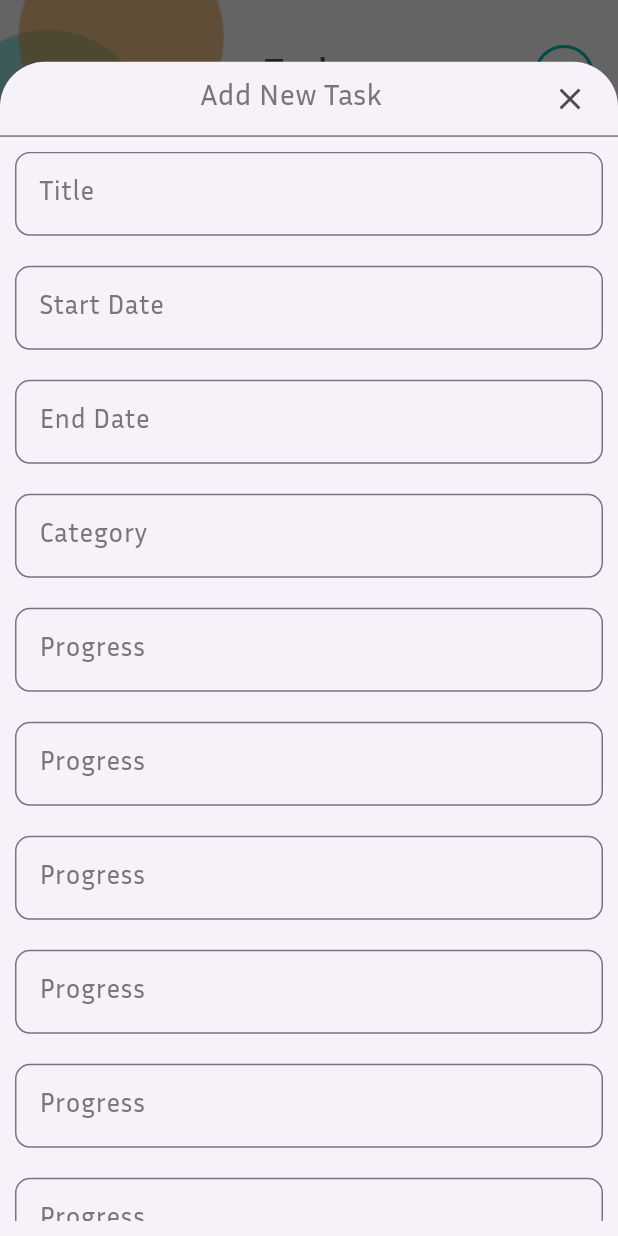
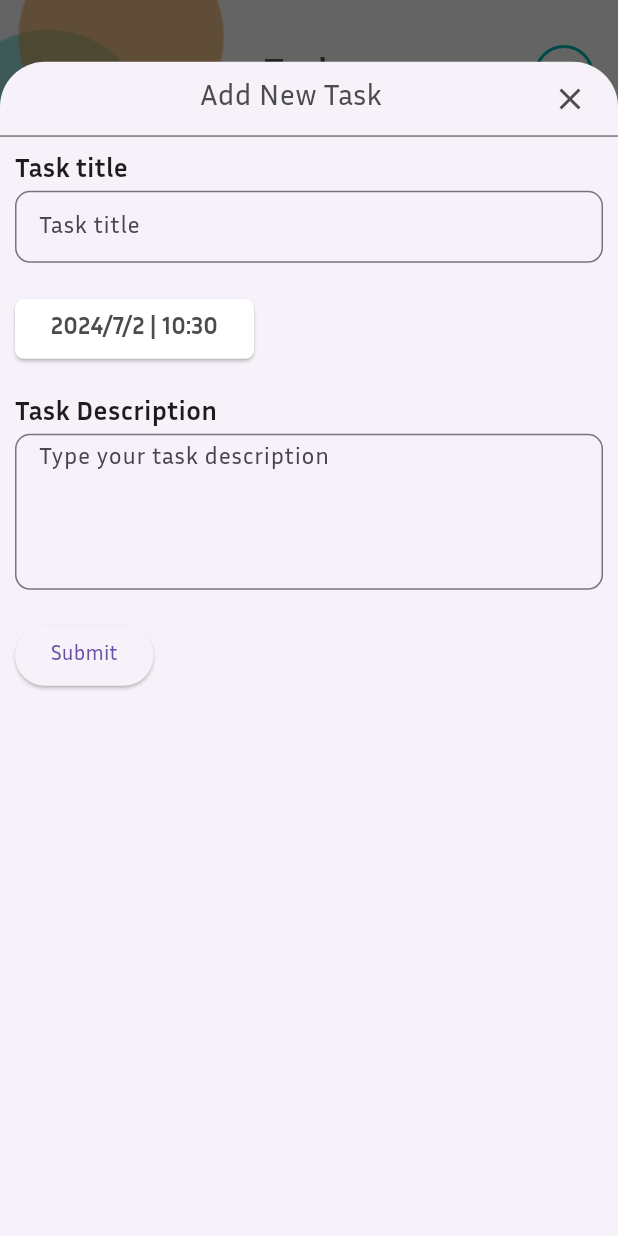
Before and after one commit to gerard1001/task-flow-flutter, a Flutter app: the TaskDisplayPage screen opened by its route, after a tap on "Task", on a phone screen of 412 x 824 dp. Run offline on Flutter 3.47's test engine with Material 3 defaults, Android fonts, the phone set to English and light mode, and no system bars; our stand-ins replace auto_route, connectivity_plus, dio, hive, hive_flutter, image_picker and 4 more; accounts and stored records are empty; network calls fail.

Commit message:
IDK What I had changed here

```diff
--- a/lib/pages/task_display_page.dart
+++ b/lib/pages/task_display_page.dart
@@ -70,6 +70,36 @@ class _TaskDisplayPageState extends State<TaskDisplayPage> {
     returnToLogin();
   }
 
+  DateTime dateTime = DateTime.now();
+
+  Future<DateTime?> pickDate() => showDatePicker(
+        context: context,
+        initialDate: dateTime,
+        firstDate: DateTime(1900),
+        lastDate: DateTime(2080),
+      );
+
+  Future<TimeOfDay?> pickTime() => showTimePicker(
+        context: context,
+        initialTime: TimeOfDay.fromDateTime(dateTime),
+      );
+
+  Future pickDateTime() async {
+    DateTime? date = await pickDate();
+    if (date == null) return;
+
+    TimeOfDay? time = await pickTime();
+    if (time == null) return;
+
+    setState(() => dateTime = DateTime(
+          date.year,
+          date.month,
+          date.day,
+          time.hour,
+          time.minute,
+        ));
+  }
+
   Future openBottomSheet() {
     return showModalBottomSheet(
       isScrollControlled: true,
@@ -91,7 +121,7 @@ class _TaskDisplayPageState extends State<TaskDisplayPage> {
               // ),
               padding: MediaQuery.of(context).viewInsets,
               child: Container(
-                child: createTaskForm(closeBottomSheet),
+                child: createTaskForm(closeBottomSheet, pickDateTime, dateTime),
               ),
             );
           },
@@ -110,6 +140,9 @@ class _TaskDisplayPageState extends State<TaskDisplayPage> {
       image: NetworkImage('${user['picture']}'),
       fit: BoxFit.cover,
     );
+
+    final hours = dateTime.hour.toString().padLeft(2, '0');
+    final minutes = dateTime.minute.toString().padLeft(2, '0');
 
     return PageWrapper(
       child: Container(
@@ -230,7 +263,91 @@ class _TaskDisplayPageState extends State<TaskDisplayPage> {
             Row(
               mainAxisAlignment: MainAxisAlignment.spaceBetween,
               children: [
-                Container(),
+                // Row(children: [
+                // ElevatedButton(
+                //   style: ElevatedButton.styleFrom(
+                //     backgroundColor: Colors.white,
+                //     shape: RoundedRectangleBorder(
+                //       borderRadius: BorderRadius.circular(6),
+                //     ),
+                //   ),
+                //   child: Text(
+                //     '${dateTime.year}/${dateTime.month}/${dateTime.day}',
+                //     style: TextStyle(
+                //       color: TaskFlowColors.primaryDark,
+                //       fontSize: 16,
+                //       fontWeight: FontWeight.bold,
+                //     ),
+                //   ),
+                //   onPressed: () async {
+                //     final date = await pickDate();
+                //     if (date == null) return;
+
+                //     setState(() {
+                //       dateTime = date;
+                //     });
+                //     setState(() {
+                //       dateTime = DateTime(
+                //         date.year,
+                //         date.month,
+                //         date.day,
+                //         dateTime.hour,
+                //         dateTime.minute,
+                //       );
+                //     });
+                //   },
+                // ),
+                // const SizedBox(width: 10),
+                // ElevatedButton(
+                //   style: ElevatedButton.styleFrom(
+                //     backgroundColor: Colors.white,
+                //     shape: RoundedRectangleBorder(
+                //       borderRadius: BorderRadius.circular(6),
+                //     ),
+                //   ),
+                //   child: Text(
+                //     '$hours:$minutes',
+                //     style: TextStyle(
+                //       color: TaskFlowColors.primaryDark,
+                //       fontSize: 16,
+                //       fontWeight: FontWeight.bold,
+                //     ),
+                //   ),
+                //   onPressed: () async {
+                //     final time = await pickTime();
+
+                //     if (time == null) return;
+
+                //     setState(() {
+                //       dateTime = DateTime(
+                //         dateTime.year,
+                //         dateTime.month,
+                //         dateTime.day,
+                //         time.hour,
+                //         time.minute,
+                //       );
+                //     });
+                //   },
+                // ),
+                // const SizedBox(width: 30),
+                ElevatedButton(
+                  style: ElevatedButton.styleFrom(
+                    backgroundColor: Colors.white,
+                    shape: RoundedRectangleBorder(
+                      borderRadius: BorderRadius.circular(6),
+                    ),
+                  ),
+                  onPressed: pickDateTime,
+                  child: Text(
+                    '${dateTime.year}/${dateTime.month}/${dateTime.day} | $hours:$minutes',
+                    style: TextStyle(
+                      color: TaskFlowColors.primaryDark,
+                      fontSize: 16,
+                      fontWeight: FontWeight.bold,
+                    ),
+                  ),
+                ),
+                // ]),
                 GestureDetector(
                   onTap: () {
                     openBottomSheet();
@@ -285,7 +402,9 @@ class _TaskDisplayPageState extends State<TaskDisplayPage> {
   }
 }
 
-Widget createTaskForm(closeBottomSheet) {
+Widget createTaskForm(closeBottomSheet, pickDateTime, dateTime) {
+  final hours = dateTime.hour.toString().padLeft(2, '0');
+  final minutes = dateTime.minute.toString().padLeft(2, '0');
   return Column(
     children: [
       Container(
@@ -308,7 +427,7 @@ Widget createTaskForm(closeBottomSheet) {
             Text(
               'Add New Task',
               style: TextStyle(
-                color: TaskFlowColors.secondaryDark,
+                color: TaskFlowColors.primaryDark,
                 fontSize: 20,
               ),
             ),
@@ -330,229 +449,79 @@ Widget createTaskForm(closeBottomSheet) {
           child: Form(
             child: SingleChildScrollView(
               child: Column(
+                crossAxisAlignment: CrossAxisAlignment.start,
                 children: [
+                  const Text(
+                    'Task title',
+                    style: TextStyle(
+                      fontSize: 18,
+                      fontWeight: FontWeight.bold,
+                    ),
+                  ),
                   TextFormField(
+                    validator: (String? value) {
+                      if (value != null && value.isEmpty) {
+                        return "Task title can't be empty";
+                      }
+                      return null;
+                    },
+                    keyboardType: TextInputType.text,
                     decoration: InputDecoration(
-                      labelText: 'Title',
+                      contentPadding: const EdgeInsets.symmetric(
+                          horizontal: 12, vertical: 4),
+                      hintText: 'Task title',
                       labelStyle: TextStyle(
+                        // fontSize: 18,
                         color: TaskFlowColors.secondaryDark,
-                        fontSize: 18,
                       ),
-                      border: OutlineInputBorder(
-                        borderRadius: BorderRadius.circular(10),
-                        borderSide: BorderSide(
-                          color: TaskFlowColors.secondaryDark,
-                          width: 2,
-                        ),
+                      border: const OutlineInputBorder(
+                          borderRadius: BorderRadius.all(Radius.circular(10))),
+                    ),
+                  ),
+                  const SizedBox(height: 20),
+                  ElevatedButton(
+                    style: ElevatedButton.styleFrom(
+                      backgroundColor: Colors.white,
+                      shape: RoundedRectangleBorder(
+                        borderRadius: BorderRadius.circular(6),
+                      ),
+                    ),
+                    onPressed: pickDateTime,
+                    child: Text(
+                      '${dateTime.year}/${dateTime.month}/${dateTime.day} | $hours:$minutes',
+                      style: TextStyle(
+                        color: TaskFlowColors.primaryDark,
+                        fontSize: 16,
+                        fontWeight: FontWeight.bold,
                       ),
                     ),
                   ),
                   const SizedBox(height: 20),
-                  TextFormField(
-                    decoration: InputDecoration(
-                      labelText: 'Start Date',
-                      labelStyle: TextStyle(
-                        color: TaskFlowColors.secondaryDark,
-                        fontSize: 18,
-                      ),
-                      border: OutlineInputBorder(
-                        borderRadius: BorderRadius.circular(10),
-                        borderSide: BorderSide(
-                          color: TaskFlowColors.secondaryDark,
-                          width: 2,
+                  Column(
+                    crossAxisAlignment: CrossAxisAlignment.start,
+                    children: [
+                      const Text(
+                        'Task Description',
+                        style: TextStyle(
+                          fontSize: 18,
+                          fontWeight: FontWeight.bold,
                         ),
                       ),
-                    ),
+                      TextFormField(
+                        maxLines: 4,
+                        decoration: const InputDecoration(
+                          contentPadding:
+                              EdgeInsets.symmetric(horizontal: 12, vertical: 4),
+                          border: OutlineInputBorder(
+                              borderRadius:
+                                  BorderRadius.all(Radius.circular(10))),
+                          hintText: 'Type your task description',
+                        ),
+                      ),
+                    ],
                   ),
                   const SizedBox(height: 20),
-                  TextFormField(
-                    decoration: InputDecoration(
-                      labelText: 'End Date',
-                      labelStyle: TextStyle(
-                        color: TaskFlowColors.secondaryDark,
-                        fontSize: 18,
-                      ),
-                      border: OutlineInputBorder(
-                        borderRadius: BorderRadius.circular(10),
-                        borderSide: BorderSide(
-                          color: TaskFlowColors.secondaryDark,
-                          width: 2,
-                        ),
-                      ),
-                    ),
-                  ),
-                  const SizedBox(height: 20),
-                  TextFormField(
-                    decoration: InputDecoration(
-                      labelText: 'Category',
-                      labelStyle: TextStyle(
-                        color: TaskFlowColors.secondaryDark,
-                        fontSize: 18,
-                      ),
-                      border: OutlineInputBorder(
-                        borderRadius: BorderRadius.circular(10),
-                        borderSide: BorderSide(
-                          color: TaskFlowColors.secondaryDark,
-                          width: 2,
-                        ),
-                      ),
-                    ),
-                  ),
-                  const SizedBox(height: 20),
-                  TextFormField(
-                    decoration: InputDecoration(
-                      labelText: 'Progress',
-                      labelStyle: TextStyle(
-                        color: TaskFlowColors.secondaryDark,
-                        fontSize: 18,
-                      ),
-                      border: OutlineInputBorder(
-                        borderRadius: BorderRadius.circular(10),
-                        borderSide: BorderSide(
-                          color: TaskFlowColors.secondaryDark,
-                          width: 2,
-                        ),
-                      ),
-                    ),
-                  ),
-                  const SizedBox(height: 20),
-                  TextFormField(
-                    decoration: InputDecoration(
-                      labelText: 'Progress',
-                      labelStyle: TextStyle(
-                        color: TaskFlowColors.secondaryDark,
-                        fontSize: 18,
-                      ),
-                      border: OutlineInputBorder(
-                        borderRadius: BorderRadius.circular(10),
-                        borderSide: BorderSide(
-                          color: TaskFlowColors.secondaryDark,
-                          width: 2,
-                        ),
-                      ),
-                    ),
-                  ),
-                  const SizedBox(height: 20),
-                  TextFormField(
-                    decoration: InputDecoration(
-                      labelText: 'Progress',
-                      labelStyle: TextStyle(
-                        color: TaskFlowColors.secondaryDark,
-                        fontSize: 18,
-                      ),
-                      border: OutlineInputBorder(
-                        borderRadius: BorderRadius.circular(10),
-                        borderSide: BorderSide(
-                          color: TaskFlowColors.secondaryDark,
-                          width: 2,
-                        ),
-                      ),
-                    ),
-                  ),
-                  const SizedBox(height: 20),
-                  TextFormField(
-                    decoration: InputDecoration(
-                      labelText: 'Progress',
-                      labelStyle: TextStyle(
-                        color: TaskFlowColors.secondaryDark,
-                        fontSize: 18,
-                      ),
-                      border: OutlineInputBorder(
-                        borderRadius: BorderRadius.circular(10),
-                        borderSide: BorderSide(
-                          color: TaskFlowColors.secondaryDark,
-                          width: 2,
-                        ),
-                      ),
-                    ),
-                  ),
-                  const SizedBox(height: 20),
-                  TextFormField(
-                    decoration: InputDecoration(
-                      labelText: 'Progress',
-                      labelStyle: TextStyle(
-                        color: TaskFlowColors.secondaryDark,
-                        fontSize: 18,
-                      ),
-                      border: OutlineInputBorder(
-                        borderRadius: BorderRadius.circular(10),
-                        borderSide: BorderSide(
-                          color: TaskFlowColors.secondaryDark,
-                          width: 2,
-                        ),
-                      ),
-                    ),
-                  ),
-                  const SizedBox(height: 20),
-                  TextFormField(
-                    decoration: InputDecoration(
-                      labelText: 'Progress',
-                      labelStyle: TextStyle(
-                        color: TaskFlowColors.secondaryDark,
-                        fontSize: 18,
-                      ),
-                      border: OutlineInputBorder(
-                        borderRadius: BorderRadius.circular(10),
-                        borderSide: BorderSide(
-                          color: TaskFlowColors.secondaryDark,
-                          width: 2,
-                        ),
-                      ),
-                    ),
-                  ),
-                  const SizedBox(height: 20),
-                  TextFormField(
-                    decoration: InputDecoration(
-                      labelText: 'Progress',
-                      labelStyle: TextStyle(
-                        color: TaskFlowColors.secondaryDark,
-                        fontSize: 18,
-                      ),
-                      border: OutlineInputBorder(
-                        borderRadius: BorderRadius.circular(10),
-                        borderSide: BorderSide(
-                          color: TaskFlowColors.secondaryDark,
-                          width: 2,
-                        ),
-                      ),
-                    ),
-                  ),
-                  const SizedBox(height: 20),
-                  TextFormField(
-                    decoration: InputDecoration(
-                      labelText: 'Progress',
-                      labelStyle: TextStyle(
-                        color: TaskFlowColors.secondaryDark,
-                        fontSize: 18,
-                      ),
-                      border: OutlineInputBorder(
-                        borderRadius: BorderRadius.circular(10),
-                        borderSide: BorderSide(
-                          color: TaskFlowColors.secondaryDark,
-                          width: 2,
-                        ),
-                      ),
-                    ),
-                  ),
-                  const SizedBox(height: 20),
-                  TextFormField(
-                    decoration: InputDecoration(
-                      labelText: 'Progress',
-                      labelStyle: TextStyle(
-                        color: TaskFlowColors.secondaryDark,
-                        fontSize: 18,
-                      ),
-                      border: OutlineInputBorder(
-                        borderRadius: BorderRadius.circular(10),
-                        borderSide: BorderSide(
-                          color: TaskFlowColors.secondaryDark,
-                          width: 2,
-                        ),
-                      ),
-                    ),
-                  ),
-                  const SizedBox(height: 20),
-                  ElevatedButton(onPressed: () {}, child: Text('Submit'))
+                  ElevatedButton(onPressed: () {}, child: const Text('Submit'))
                 ],
               ),
             ),
--- a/pubspec.yaml
+++ b/pubspec.yaml
@@ -20,7 +20,7 @@ dependencies:
   hive: ^2.2.3
   hive_flutter: ^1.1.0
   auto_route: ^7.8.4
-  auto_route_generator: ^7.3.2
+
   intl: ^0.19.0
   percent_indicator: ^4.2.3
 
@@ -30,6 +30,7 @@ dev_dependencies:
   flutter_lints: ^3.0.1
   hive_generator: ^2.0.1
   build_runner: ^2.4.8
+  auto_route_generator: ^7.3.2
 
 flutter:
   uses-material-design: true
```
Also changed, not shown: pubspec.lock.
